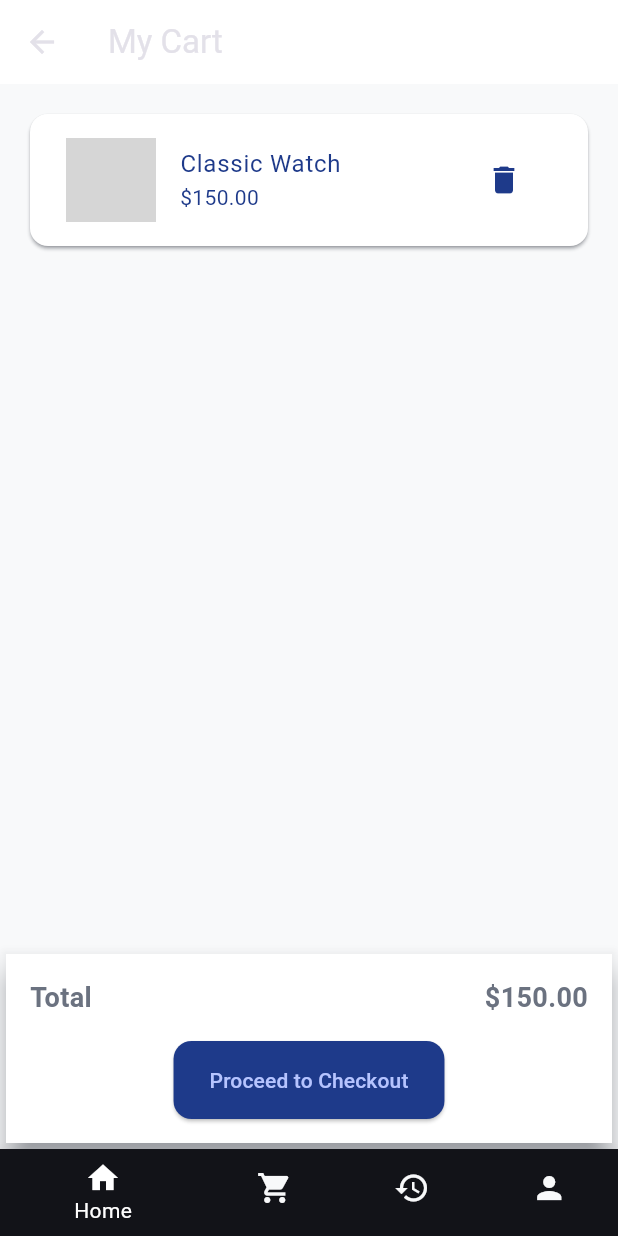
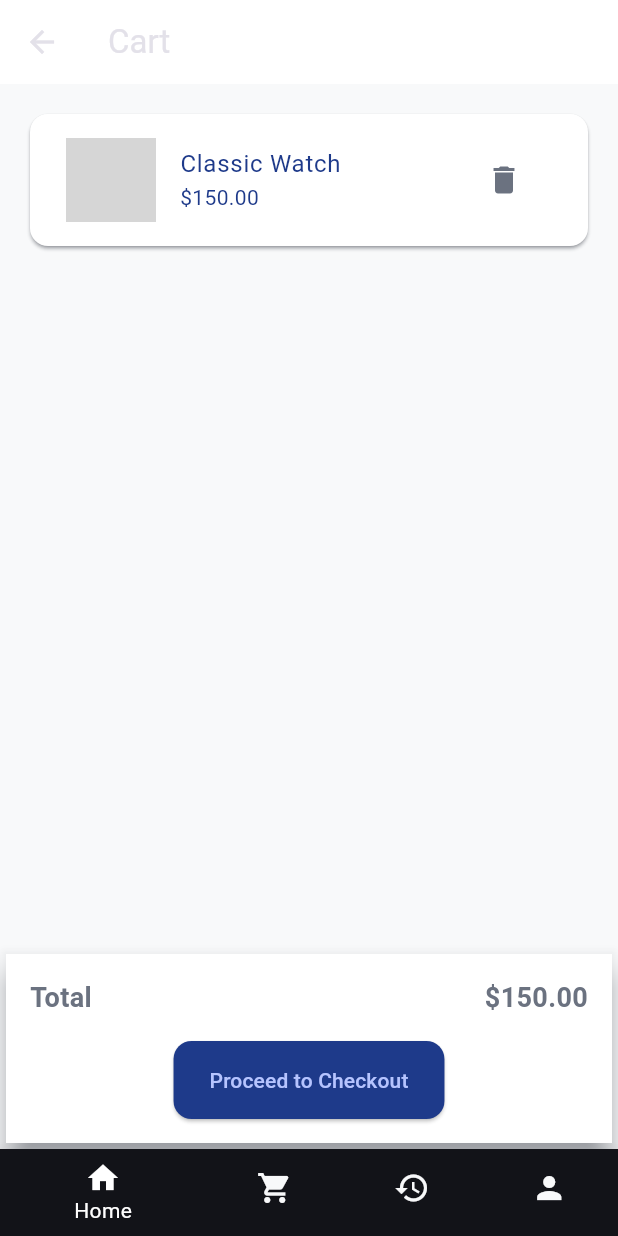
Before and after one commit to hyvercode/e_commerce, a Flutter app: the ECommerceCart screen opened by its route, on a phone screen of 412 x 824 dp. Run offline on Flutter 3.47's test engine with Material 3 defaults, Android fonts, the phone set to English and light mode, and no system bars; our stand-ins replace carousel_slider, smooth_page_indicator; network calls fail; grey boxes are pictures that could not be loaded.

Commit message:
Change tittle

```diff
--- a/lib/features/e_commerce/view/cart_screen.dart
+++ b/lib/features/e_commerce/view/cart_screen.dart
@@ -17,7 +17,7 @@ class _ECommerceCartState extends State<ECommerceCart> {
   Widget build(BuildContext context) {
     return Scaffold(
 backgroundColor: const Color(0xFFF8F9FA),
-appBar: AppBar(title: const Text('My Cart'),
+appBar: AppBar(title: const Text('Cart'),
 backgroundColor: const Color(0xFFFFFFFF),
 elevation: 0),
 body: Column(children: [
@@ -31,7 +31,7 @@ child: ListTile(title: const Text('Classic Watch'),
 subtitle: const Text('\$150.00'),
 tileColor: const Color(0xFFFFFFFF),
 textColor: const Color(0xFF1E3A8A),
-iconColor: const Color(0xFF1E3A8A),
+iconColor: const Color(0xFF6B7280),
 leading: ClipRRect(borderRadius: BorderRadius.circular(8.0),
 child: Image.network('https://picsum.photos/100/100?random=1',
 width: 60.0,
--- a/lib/features/e_commerce/view/home_screen.dart
+++ b/lib/features/e_commerce/view/home_screen.dart
@@ -22,7 +22,7 @@ appBar: AppBar(title: const Text('Catalog'),
 backgroundColor: const Color(0xFFFFFFFF),
 elevation: 0,
 actions: [IconButton(icon: const Icon(Icons.notifications),
-color: const Color(0xFF1E3A8A),
+color: const Color(0xFF6B7280),
 onPressed: () {})]),
 body: ListView(padding: EdgeInsets.all(16.0),
 children: [
--- a/lib/features/e_commerce/view/order_history_screen.dart
+++ b/lib/features/e_commerce/view/order_history_screen.dart
@@ -17,7 +17,7 @@ class _ECommerceOrderHistoryState extends State<ECommerceOrderHistory> {
   Widget build(BuildContext context) {
     return Scaffold(
 backgroundColor: const Color(0xFFF8F9FA),
-appBar: AppBar(title: const Text('My Orders'),
+appBar: AppBar(title: const Text('Orders'),
 backgroundColor: const Color(0xFFFFFFFF),
 elevation: 0),
 body: ListView(padding: EdgeInsets.all(16.0),
--- a/lib/features/e_commerce/view/payment_screen.dart
+++ b/lib/features/e_commerce/view/payment_screen.dart
@@ -10,9 +10,10 @@ class ECommercePayment extends StatelessWidget {
   Widget build(BuildContext context) {
     return Scaffold(
 backgroundColor: const Color(0xFFFFFFFF),
-appBar: AppBar(title: const Text('Payment Details'),
+appBar: AppBar(title: const Text('Payment'),
 backgroundColor: const Color(0xFFFFFFFF),
-elevation: 0),
+elevation: 0,
+foregroundColor: const Color(0xFF000000)),
 body: ListView(padding: EdgeInsets.all(16.0),
 children: [
 Column(children: [
--- a/lib/features/e_commerce/view/product_detail_screen.dart
+++ b/lib/features/e_commerce/view/product_detail_screen.dart
@@ -12,8 +12,9 @@ class ECommerceProductDetail extends StatelessWidget {
 backgroundColor: const Color(0xFFFFFFFF),
 appBar: AppBar(backgroundColor: const Color(0xFFFFFFFF),
 elevation: 0,
+title: const Text('Detail'),
 actions: [IconButton(icon: const Icon(Icons.favorite),
-color: const Color(0xFF1E3A8A),
+color: const Color(0xFF6B7280),
 onPressed: () {})]),
 body: Column(children: [
 Expanded(child: SingleChildScrollView(child: Column(children: [
--- a/lib/features/e_commerce/view/profile_screen.dart
+++ b/lib/features/e_commerce/view/profile_screen.dart
@@ -17,7 +17,7 @@ class _ECommerceProfileState extends State<ECommerceProfile> {
   Widget build(BuildContext context) {
     return Scaffold(
 backgroundColor: const Color(0xFFF8F9FA),
-appBar: AppBar(title: const Text('My Profile'),
+appBar: AppBar(title: const Text('Profile'),
 backgroundColor: const Color(0xFFFFFFFF),
 elevation: 0),
 body: ListView(padding: EdgeInsets.all(16.0),
--- a/lib/features/e_commerce/view/shipment_screen.dart
+++ b/lib/features/e_commerce/view/shipment_screen.dart
@@ -10,7 +10,7 @@ class ECommerceShipment extends StatelessWidget {
   Widget build(BuildContext context) {
     return Scaffold(
 backgroundColor: const Color(0xFFFFFFFF),
-appBar: AppBar(title: const Text('Shipping Address'),
+appBar: AppBar(title: const Text('Shipping'),
 backgroundColor: const Color(0xFFFFFFFF),
 elevation: 0),
 body: ListView(padding: EdgeInsets.all(16.0),
```
Also changed, not shown: 1 other file.
